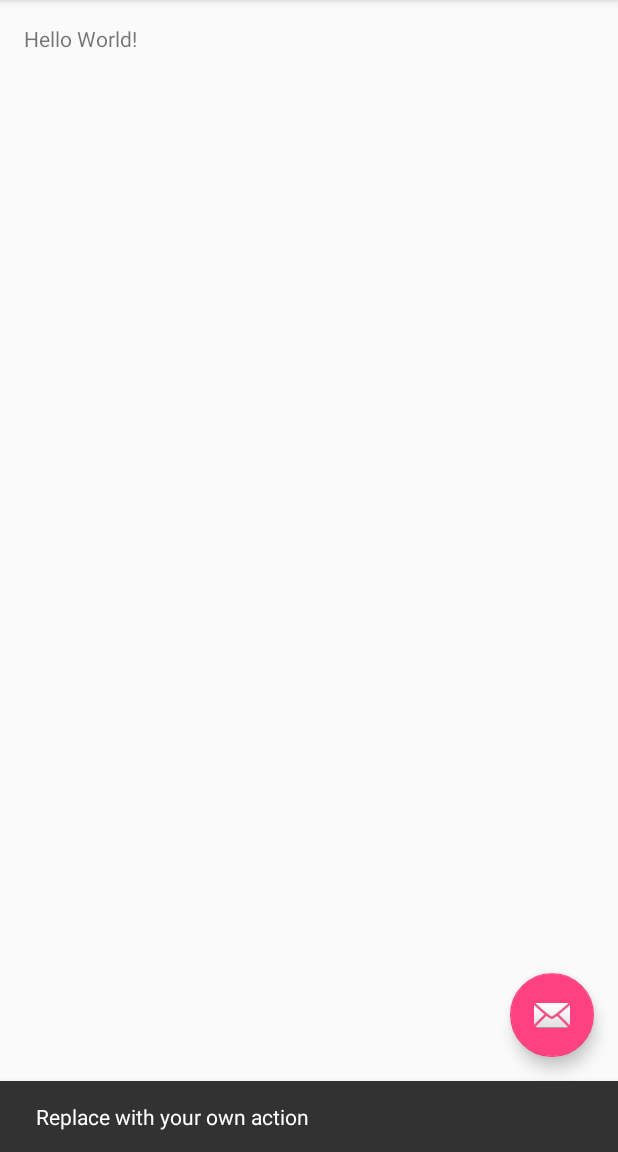
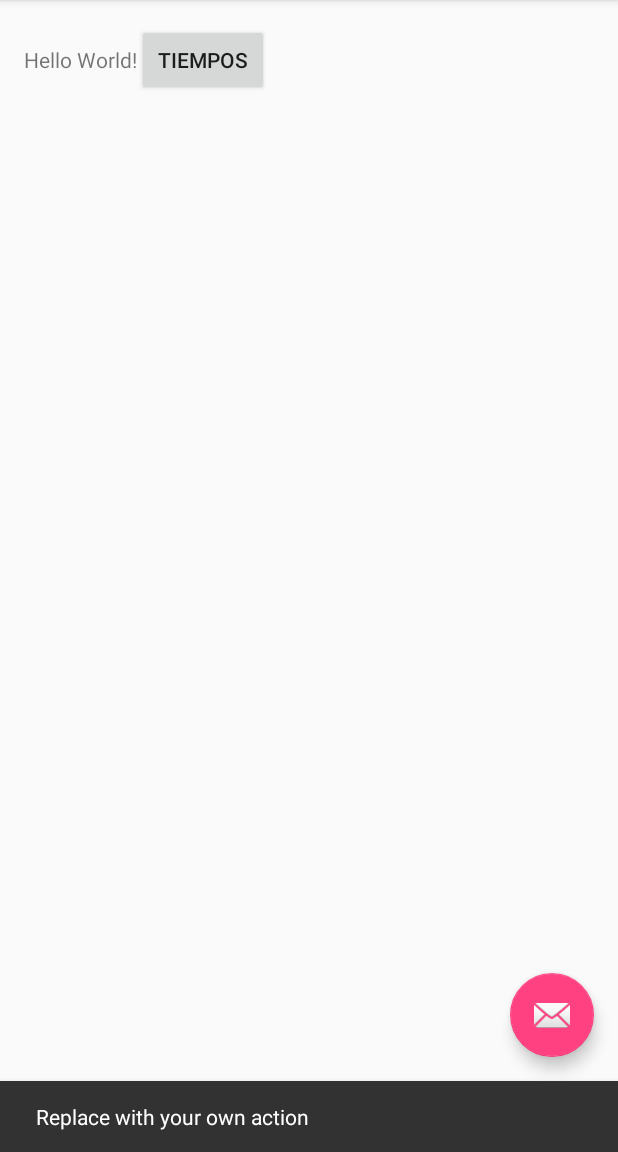
Before and after one commit to Alfredss/proyecto_seguridad_informatica, an Android app: the screen it shows after launch (MainActivity), after a tap on an icon or button, on a phone screen of 412 x 824 dp, the part 84-1236 px from its top. Run offline under Robolectric (Android 15) with nearby library versions, the phone set to English and light mode, and no system bars.

Commit message:
la actividad puede agregar todos los tiempos en una lista

```diff
--- a/app/src/main/java/mundo/hola/com/example/alfre/proyecto_seguridad/MainActivity.java
+++ b/app/src/main/java/mundo/hola/com/example/alfre/proyecto_seguridad/MainActivity.java
@@ -9,9 +9,13 @@ import android.view.MotionEvent;
 import android.view.View;
 import android.view.Menu;
 import android.view.MenuItem;
+import android.widget.Button;
 import android.widget.LinearLayout;
 import android.widget.TextView;
 import android.widget.Toast;
+
+import java.util.ArrayList;
+import java.util.List;
 
 import static android.widget.Toast.LENGTH_SHORT;
 import static android.widget.Toast.makeText;
@@ -19,9 +23,19 @@ import static android.widget.Toast.makeText;
 public class MainActivity extends AppCompatActivity implements View.OnTouchListener{
     LinearLayout linearLayout;
     TextView textView;
+    Button btnTiempos;
+
+    //EJEMPLO 01
+
     private long pressTime = -1l;
     private long releaseTime = 1l;
     private long duration = -1l;
+
+
+
+
+    private List<Long> durations = new ArrayList<Long>();
+
     @Override
     protected void onCreate(Bundle savedInstanceState) {
         super.onCreate(savedInstanceState);
@@ -42,6 +56,23 @@ public class MainActivity extends AppCompatActivity implements View.OnTouchListe
         linearLayout.setOnTouchListener(this);
 
         textView = (TextView) findViewById(R.id.textview);
+
+        btnTiempos = (Button) findViewById(R.id.btnTiempos);
+        btnTiempos.setOnClickListener(new View.OnClickListener() {
+            @Override
+            public void onClick(View v) {
+                switch (v.getId()){
+                    case R.id.btnTiempos:
+                        for (Long tiempos : durations){
+                            Toast.makeText(MainActivity.this, "tiempo " + tiempos, Toast.LENGTH_SHORT).show();
+
+                        }
+                        durations.clear();
+                        break;
+                }
+
+            }
+        });
     }
 
     @Override
@@ -80,8 +111,10 @@ public class MainActivity extends AppCompatActivity implements View.OnTouchListe
             case MotionEvent.ACTION_UP:
                 releaseTime = System.currentTimeMillis();
                 duration = System.currentTimeMillis() - pressTime;
-                Toast.makeText(MainActivity.this, "tiempo: " + duration, Toast.LENGTH_SHORT).show();
+                durations.add(duration);
+
                 break;
+
             default:
                 break;
         }
--- a/app/src/main/res/layout/content_main.xml
+++ b/app/src/main/res/layout/content_main.xml
@@ -19,5 +19,11 @@
         android:text="Hello World!"
         android:id="@+id/textview"/>
 
+    <Button
+        android:layout_width="wrap_content"
+        android:layout_height="wrap_content"
+        android:text="tiempos"
+        android:id="@+id/btnTiempos"/>
+
 
 </LinearLayout>
```
